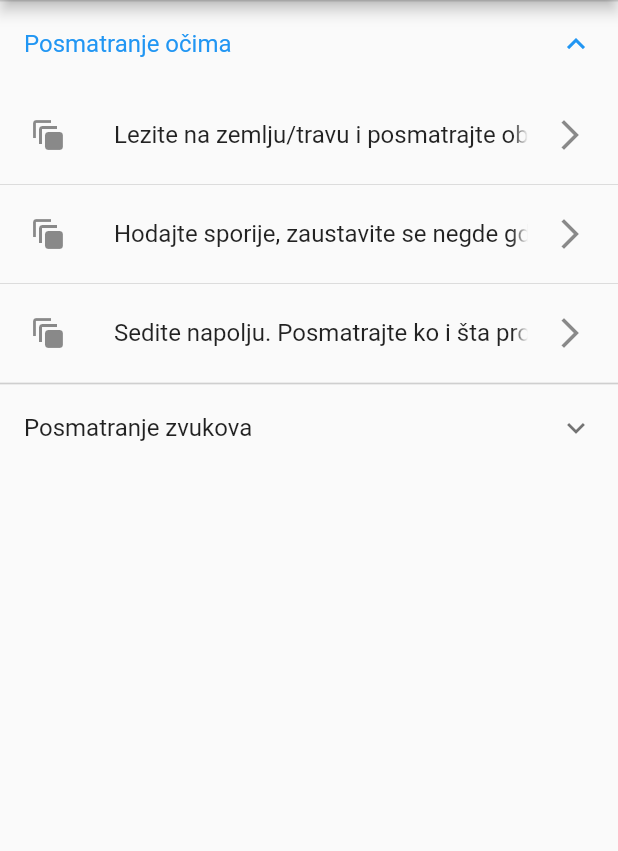
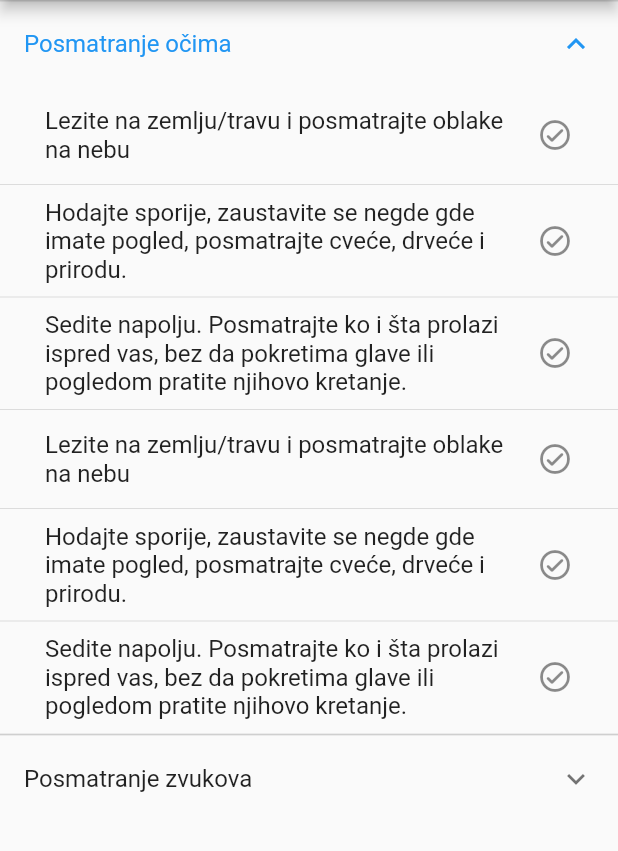
Before and after one commit to sborovic/dbt-worksheets, a Flutter app: the screen it shows after launch, after a tap on "Posmatranje očima", on a phone screen of 412 x 824 dp, the part 84-935 px from its top. Run offline on Flutter 3.47's test engine with Material 2 defaults, Android fonts, the phone set to English and light mode, and no system bars.

Commit message:
Modify SkillsList to simplify design

```diff
--- a/app/lib/db.dart
+++ b/app/lib/db.dart
@@ -29,13 +29,28 @@ List<SkillsNode> getChildrenOf(int parentId) {
           title:
               "Sedite napolju. Posmatrajte ko i šta prolazi ispred vas, bez da pokretima glave ili pogledom pratite njihovo kretanje.",
           isLeaf: true),
+      SkillsNode(
+          id: 11,
+          title: "Lezite na zemlju/travu i posmatrajte oblake na nebu",
+          isLeaf: true),
+      SkillsNode(
+          id: 12,
+          title:
+              "Hodajte sporije, zaustavite se negde gde imate pogled, posmatrajte cveće, drveće i prirodu.",
+          isLeaf: true),
+      SkillsNode(
+          id: 13,
+          title:
+              "Sedite napolju. Posmatrajte ko i šta prolazi ispred vas, bez da pokretima glave ili pogledom pratite njihovo kretanje.",
+          isLeaf: true),
     ];
   }
   if (parentId == 20) {
-        return [
+    return [
       SkillsNode(
           id: 21,
-          title: "Zaustavite se na momenat i osluškujte. Slušajte teksturu i oblik zvukova oko vas. Pokušajte da čujete tišinu između zvukova.",
+          title:
+              "Zaustavite se na momenat i osluškujte. Slušajte teksturu i oblik zvukova oko vas. Pokušajte da čujete tišinu između zvukova.",
           isLeaf: true),
       SkillsNode(
           id: 12,
--- a/app/lib/skills_list.dart
+++ b/app/lib/skills_list.dart
@@ -3,7 +3,8 @@ import "package:app/db.dart";
 
 class SkillsList extends StatefulWidget {
   final List<SkillsNode> skillNodes;
-  const SkillsList({required this.skillNodes, Key? key}) : super(key: key);
+  final ScrollController _scrollController = ScrollController();
+  SkillsList({required this.skillNodes, Key? key}) : super(key: key);
 
   @override
   _SkillsListState createState() => _SkillsListState();
@@ -13,20 +14,21 @@ class _SkillsListState extends State<SkillsList> {
   @override
   Widget build(BuildContext context) {
     return ListView(
+        primary: false,
         shrinkWrap: true,
         children: ListTile.divideTiles(
           context: context,
           tiles: widget.skillNodes.map((e) {
             if (e.isLeaf == true) {
               return ListTile(
-                contentPadding: const EdgeInsets.symmetric(vertical: 5, horizontal: 20),
-                leading: const Icon(Icons.auto_awesome_motion),
+                contentPadding: const EdgeInsets.fromLTRB(30, 5, 30, 5),
+
                 title: Text(
                   e.title,
-                  overflow: TextOverflow.fade,
-                  softWrap: false,
+
+
                 ),
-                trailing: const Icon(Icons.arrow_forward_ios),
+                trailing: const Icon(Icons.check_circle_outline_rounded),
               );
             } else {
               return Column(children: [
```
